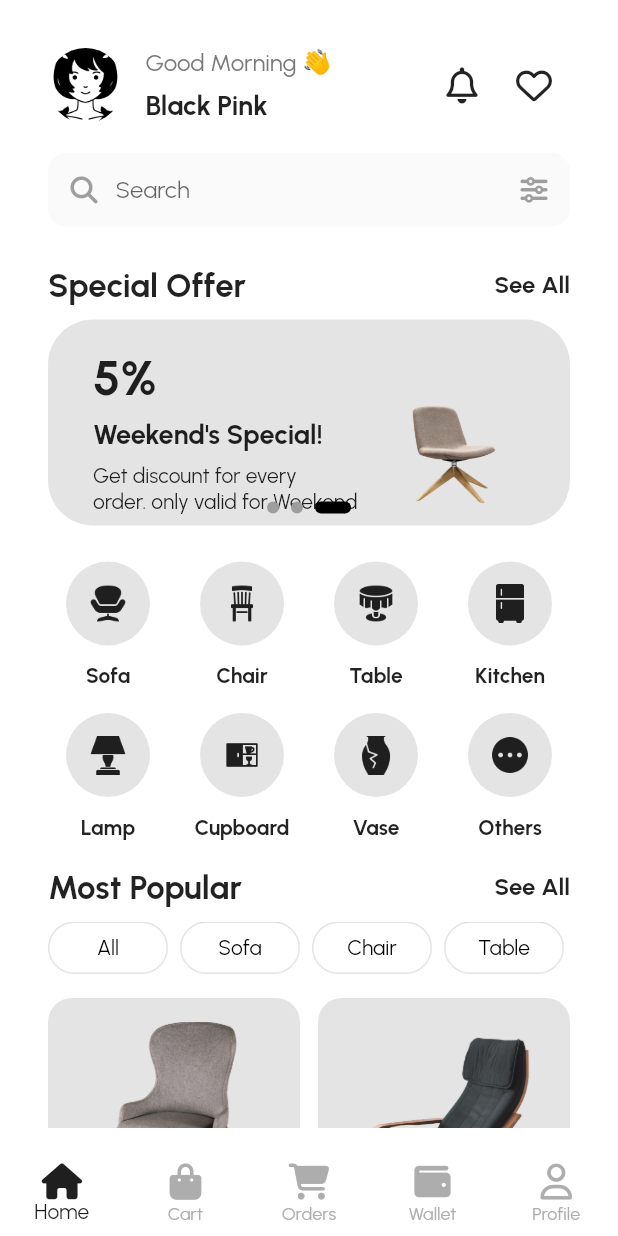
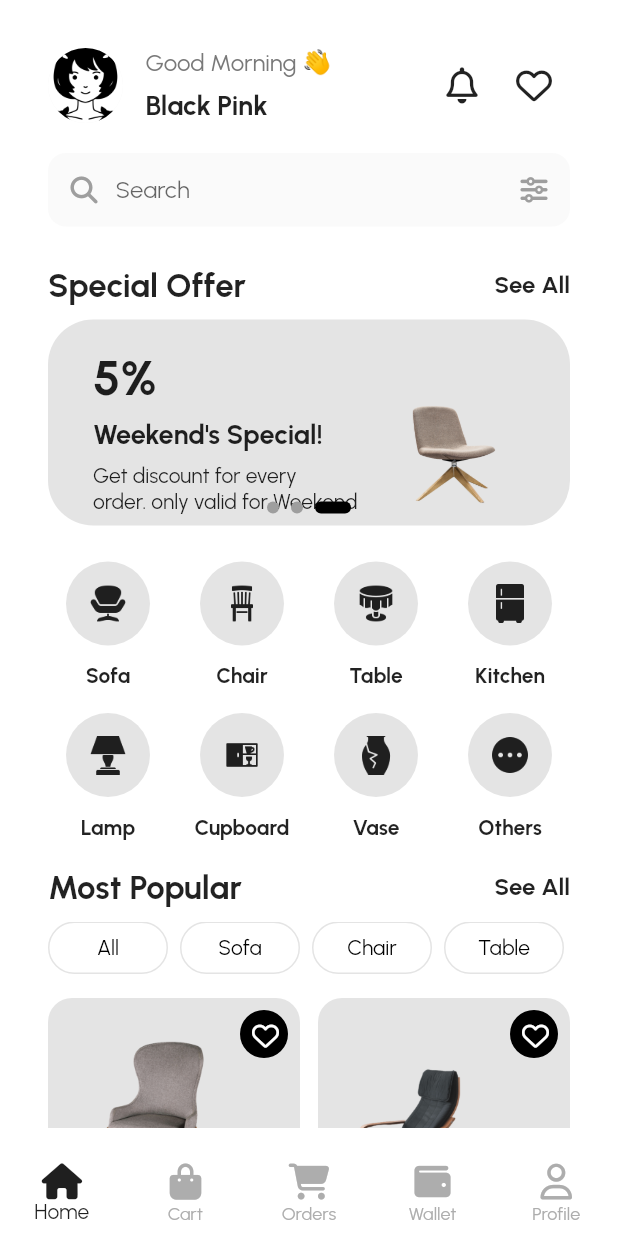
Before and after one commit to hoajb/flutter-ecommerce-furniture, a Flutter app: the screen it shows after launch, on a phone screen of 412 x 824 dp. Run offline on Flutter 3.47's test engine with Material 2 defaults, Android fonts, the phone set to English and light mode, and no system bars; our stand-ins replace font_awesome_flutter, shared_preferences; project files that could hold a hidden picture were left out.

Commit message:
add product list - most popular

```diff
--- a/lib/config/routes/routes.dart
+++ b/lib/config/routes/routes.dart
@@ -7,6 +7,8 @@ import 'package:flutter_ecommerce_furniture/features/main/presentation/pages/mai
 import 'package:flutter_ecommerce_furniture/features/welcome/presentation/onboarding_page.dart';
 import 'package:flutter_ecommerce_furniture/features/welcome/presentation/welcome_page.dart';
 
+import '../../features/product_list/presentation/page/most_popular_page.dart';
+
 class AppRoutes {
   static const String welcome = '/';
   static const String onboarding = '/onboarding';
@@ -14,6 +16,7 @@ class AppRoutes {
   static const String login = '/login';
   static const String register = '/register';
   static const String forgotPassword = '/forgot_password';
+  static const String mostPopular = '/most_popular';
 
   static Route<dynamic> generateRoute(RouteSettings settings) {
     switch (settings.name) {
@@ -29,6 +32,8 @@ class AppRoutes {
         return MaterialPageRoute(builder: (_) => RegisterPage());
       case forgotPassword:
         return MaterialPageRoute(builder: (_) => ForgotPasswordPage());
+      case mostPopular:
+        return MaterialPageRoute(builder: (_) => const MostPopularPage());
       default:
         return MaterialPageRoute(
           builder: (_) => Scaffold(
--- a/lib/features/home/presentation/home_page.dart
+++ b/lib/features/home/presentation/home_page.dart
@@ -1,5 +1,7 @@
 import 'package:flutter/material.dart';
+import 'package:flutter_ecommerce_furniture/features/product_list/data/mock_product_list.dart';
 
+import '../../../config/routes/routes.dart';
 import '../../../core/wigets/header_profile.dart';
 import '../../product_list/presentation/page/list_all_page.dart';
 import '../widgets/home_banners.dart';
@@ -47,11 +49,13 @@ class _HomePageState extends State<HomePage> {
           HomeTitleRow(
             title: 'Most Popular',
             actionText: 'See All',
-            onActionPressed: () {},
+            onActionPressed: () {
+              Navigator.pushNamed(context, AppRoutes.mostPopular);
+            },
           ),
           const HomeFilterSelection(),
           const SizedBox(height: 16),
-          ListAllPage()
+          ListAllPage(items: recommendedProductList.sublist(0, 6))
         ]),
       ),
     );
--- /dev/null
+++ b/lib/features/product_list/data/mock_product_list.dart
@@ -0,0 +1,128 @@
+final List<Map<String, dynamic>> recommendedProductList = [
+  {
+    'image': 'assets/images/product-chair-4-removebg.png',
+    'title': 'Hammock Chair',
+    'starPoint': 4.4,
+    'sold': '2.7k sold',
+    'price': '\$169.95',
+  },
+  {
+    'image': 'assets/images/product-chair-1-removebg.png',
+    'title': 'Hammock Chair',
+    'starPoint': 4.2,
+    'sold': '2.7k sold',
+    'price': '\$129.95',
+  },
+  {
+    'image': 'assets/images/product-chair-2-removebg.png',
+    'title': 'Hammock Chair',
+    'starPoint': 4.1,
+    'sold': '2.7k sold',
+    'price': '\$69.00',
+  },
+  {
+    'image': 'assets/images/product-chair-1-removebg.png',
+    'title': 'Hammock Chair',
+    'starPoint': 4.0,
+    'sold': '2.7k sold',
+    'price': '\$69.95',
+  },
+  {
+    'image': 'assets/images/product-chair-4-removebg.png',
+    'title': 'Hammock Chair',
+    'starPoint': 4.4,
+    'sold': '2.7k sold',
+    'price': '\$99.95',
+  },
+  {
+    'image': 'assets/images/product-chair-4-removebg.png',
+    'title': 'Hammock Chair',
+    'starPoint': 4.4,
+    'sold': '2.7k sold',
+    'price': '\$210.50',
+  },
+  {
+    'image': 'assets/images/product-chair-4-removebg.png',
+    'title': 'Hammock Chair',
+    'starPoint': 4.4,
+    'sold': '2.7k sold',
+    'price': '\$169.95',
+  },
+  {
+    'image': 'assets/images/product-chair-1-removebg.png',
+    'title': 'Hammock Chair',
+    'starPoint': 4.2,
+    'sold': '2.7k sold',
+    'price': '\$129.95',
+  },
+  {
+    'image': 'assets/images/product-chair-2-removebg.png',
+    'title': 'Hammock Chair',
+    'starPoint': 4.1,
+    'sold': '2.7k sold',
+    'price': '\$69.00',
+  },
+  {
+    'image': 'assets/images/product-chair-1-removebg.png',
+    'title': 'Hammock Chair',
+    'starPoint': 4.0,
+    'sold': '2.7k sold',
+    'price': '\$69.95',
+  },
+  {
+    'image': 'assets/images/product-chair-4-removebg.png',
+    'title': 'Hammock Chair',
+    'starPoint': 4.4,
+    'sold': '2.7k sold',
+    'price': '\$99.95',
+  },
+  {
+    'image': 'assets/images/product-chair-4-removebg.png',
+    'title': 'Hammock Chair',
+    'starPoint': 4.4,
+    'sold': '2.7k sold',
+    'price': '\$210.50',
+  },
+  {
+    'image': 'assets/images/product-chair-4-removebg.png',
+    'title': 'Hammock Chair',
+    'starPoint': 4.4,
+    'sold': '2.7k sold',
+    'price': '\$169.95',
+  },
+  {
+    'image': 'assets/images/product-chair-1-removebg.png',
+    'title': 'Hammock Chair',
+    'starPoint': 4.2,
+    'sold': '2.7k sold',
+    'price': '\$129.95',
+  },
+  {
+    'image': 'assets/images/product-chair-2-removebg.png',
+    'title': 'Hammock Chair',
+    'starPoint': 4.1,
+    'sold': '2.7k sold',
+    'price': '\$69.00',
+  },
+  {
+    'image': 'assets/images/product-chair-1-removebg.png',
+    'title': 'Hammock Chair',
+    'starPoint': 4.0,
+    'sold': '2.7k sold',
+    'price': '\$69.95',
+  },
+  {
+    'image': 'assets/images/product-chair-4-removebg.png',
+    'title': 'Hammock Chair',
+    'starPoint': 4.4,
+    'sold': '2.7k sold',
+    'price': '\$99.95',
+  },
+  {
+    'image': 'assets/images/product-chair-4-removebg.png',
+    'title': 'Hammock Chair',
+    'starPoint': 4.4,
+    'sold': '2.7k sold',
+    'price': '\$210.50',
+  },
+];
--- a/lib/features/product_list/presentation/page/list_all_page.dart
+++ b/lib/features/product_list/presentation/page/list_all_page.dart
@@ -5,56 +5,12 @@ import 'package:font_awesome_flutter/font_awesome_flutter.dart';
 import '../../../../config/theme/styles.dart';
 
 class ListAllPage extends StatelessWidget {
-  ListAllPage({Key? key}) : super(key: key);
+  final List<Map<String, dynamic>> items;
 
-  final List<Map<String, dynamic>> items = [
-    {
-      'image': 'assets/images/product-chair-4-removebg.png',
-      'title': 'Hammock Chair',
-      'starPoint': 4.4,
-      'sold': '2.7k sold',
-      'price': '\$169.95',
-    },
-    {
-      'image': 'assets/images/product-chair-1-removebg.png',
-      'title': 'Hammock Chair',
-      'starPoint': 4.2,
-      'sold': '2.7k sold',
-      'price': '\$129.95',
-    },
-    {
-      'image': 'assets/images/product-chair-2-removebg.png',
-      'title': 'Hammock Chair',
-      'starPoint': 4.1,
-      'sold': '2.7k sold',
-      'price': '\$69.00',
-    },
-    {
-      'image': 'assets/images/product-chair-1-removebg.png',
-      'title': 'Hammock Chair',
-      'starPoint': 4.0,
-      'sold': '2.7k sold',
-      'price': '\$69.95',
-    },
-    {
-      'image': 'assets/images/product-chair-4-removebg.png',
-      'title': 'Hammock Chair',
-      'starPoint': 4.4,
-      'sold': '2.7k sold',
-      'price': '\$99.95',
-    },
-    {
-      'image': 'assets/images/product-chair-4-removebg.png',
-      'title': 'Hammock Chair',
-      'starPoint': 4.4,
-      'sold': '2.7k sold',
-      'price': '\$210.50',
-    },
-  ];
+  const ListAllPage({Key? key, required this.items}) : super(key: key);
 
   @override
   Widget build(BuildContext context) {
-    final isDark = context.isDarkModeEnabled;
     return GridView.builder(
       padding: EdgeInsets.zero,
       physics: const NeverScrollableScrollPhysics(),
@@ -67,38 +23,86 @@ class ListAllPage extends StatelessWidget {
       itemCount: items.length,
       // Number of items in the grid
       itemBuilder: (context, index) {
+        return ProductItem(
+          item: items[index],
+        );
+      },
+    );
+  }
+}
+
+class ProductItem extends StatefulWidget {
+  const ProductItem({super.key, required this.item});
+
+  final Map<String, dynamic> item;
+
+  @override
+  State<ProductItem> createState() => _ProductItemState();
+}
+
+class _ProductItemState extends State<ProductItem> {
+  bool _isFavorited = false;
+
+  @override
+  Widget build(BuildContext context) {
+    final isDark = context.isDarkModeEnabled;
+
     return Column(
       crossAxisAlignment: CrossAxisAlignment.start,
       children: [
         Container(
           decoration: BoxDecoration(
-                color:
-                    isDark ? Styles.itemColorBgDark : Styles.itemColorBgLight,
+            color: isDark ? Styles.itemColorBgDark : Styles.itemColorBgLight,
             borderRadius: BorderRadius.circular(16.0),
           ),
           child: AspectRatio(
             aspectRatio: 1,
-                child: Padding(
+            child: Stack(
+              children: [
+                Padding(
                   padding: const EdgeInsets.all(16),
                   child: Image.asset(
-                    items[index]['image'],
+                    widget.item['image'],
                     fit: BoxFit.cover,
                   ),
+                ),
+                Padding(
+                  padding: const EdgeInsets.all(8.0),
+                  child: Align(
+                      alignment: Alignment.topRight,
+                      child: CircleAvatar(
+                          radius: 16,
+                          backgroundColor: Colors.black,
+                          child: IconButton(
+                            icon: FaIcon(
+                              _isFavorited
+                                  ? FontAwesomeIcons.heartCircleCheck
+                                  : FontAwesomeIcons.heart,
+                              size: 18,
+                              color: Styles.whiteColor,
+                            ),
+                            onPressed: () {
+                              setState(() {
+                                _isFavorited = !_isFavorited;
+                              });
+                            },
+                          ))),
+                )
+              ],
             ),
           ),
         ),
         const SizedBox(height: 8),
         Text(
-              items[index]['title'],
+          widget.item['title'],
           style: const TextStyle(fontSize: 22, fontWeight: FontWeight.bold),
         ),
         Row(
           children: [
             const FaIcon(FontAwesomeIcons.starHalfStroke, size: 18),
             Text(
-                  items[index]['starPoint'].toString(),
-                  style: const TextStyle(
-                      fontSize: 18, fontWeight: FontWeight.bold),
+              widget.item['starPoint'].toString(),
+              style: const TextStyle(fontSize: 18, fontWeight: FontWeight.bold),
             ),
             const SizedBox(width: 8),
             const Text(
@@ -108,15 +112,14 @@ class ListAllPage extends StatelessWidget {
             const SizedBox(width: 8),
             Container(
                 decoration: BoxDecoration(
-                      color: isDark
-                          ? Styles.itemColorBgDark
-                          : Styles.itemColorBgLight,
+                  color:
+                      isDark ? Styles.itemColorBgDark : Styles.itemColorBgLight,
                   borderRadius: BorderRadius.circular(8.0),
                 ),
                 child: Padding(
                     padding: const EdgeInsets.all(8),
                     child: Text(
-                          items[index]['sold'],
+                      widget.item['sold'],
                       overflow: TextOverflow.ellipsis,
                       style: const TextStyle(
                           fontSize: 14, fontWeight: FontWeight.bold),
@@ -124,12 +127,10 @@ class ListAllPage extends StatelessWidget {
           ],
         ),
         Text(
-              items[index]['price'],
+          widget.item['price'],
           style: const TextStyle(fontSize: 22, fontWeight: FontWeight.bold),
         ),
       ],
     );
-      },
-    );
   }
 }
--- /dev/null
+++ b/lib/features/product_list/presentation/page/most_popular_page.dart
@@ -0,0 +1,35 @@
+import 'package:flutter/material.dart';
+
+import '../../../home/widgets/home_most_poppular.dart';
+import '../../data/mock_product_list.dart';
+import 'list_all_page.dart';
+
+class MostPopularPage extends StatelessWidget {
+  const MostPopularPage({super.key});
+
+  @override
+  Widget build(BuildContext context) {
+    return Scaffold(
+      appBar: AppBar(
+        title: const Text('Most Popular',
+            style: TextStyle(fontSize: 24, fontWeight: FontWeight.bold)),
+      ),
+      body: Padding(
+        padding: const EdgeInsets.all(16.0),
+        child: Column(
+          children: [
+            const HomeFilterSelection(),
+            const SizedBox(height: 16),
+            Expanded(
+              child: SingleChildScrollView(
+                child: ListAllPage(
+                  items: recommendedProductList,
+                ),
+              ),
+            )
+          ],
+        ),
+      ),
+    );
+  }
+}
```
Also changed, not shown: lib/features/product_details/presentation/product_details_page.dart (added). Lines whose indentation alone changed are shown as unchanged.
